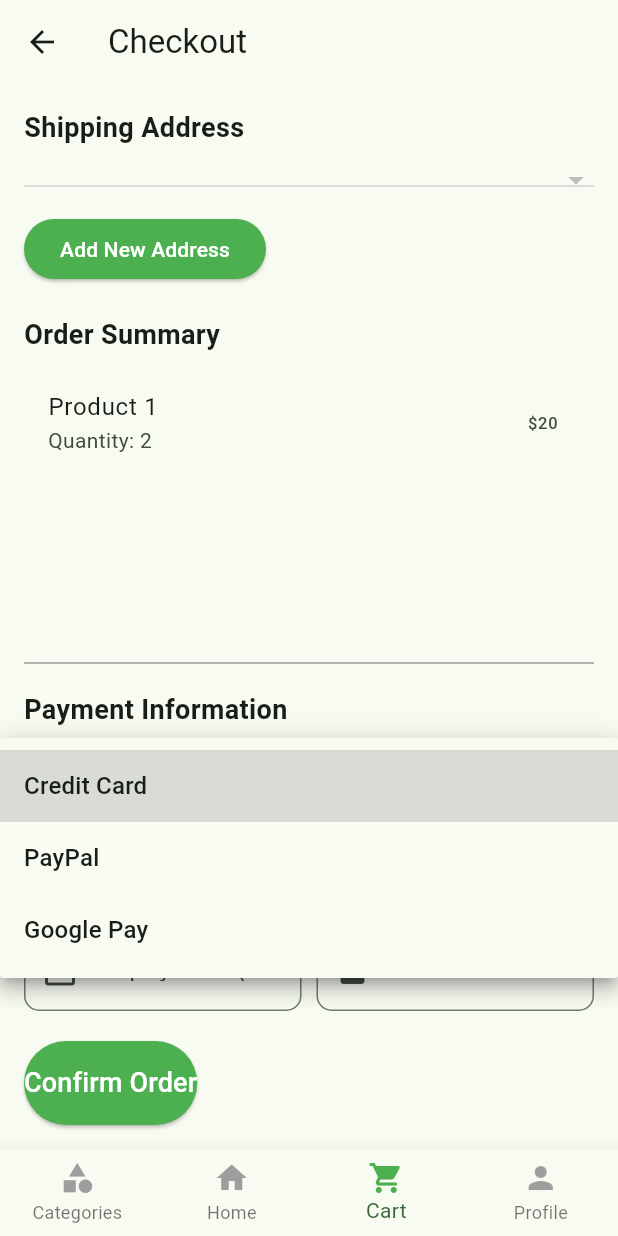
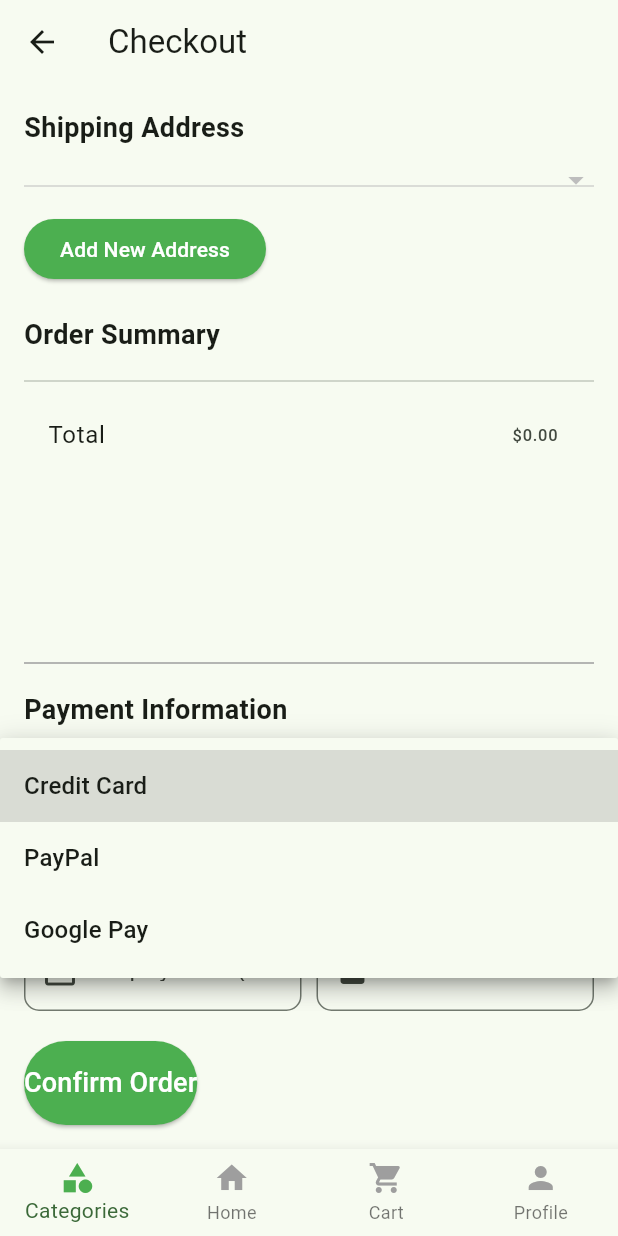
Before and after one commit to tahmidkhanshuvo/TekVend, a Flutter app: the CheckoutPage screen opened by its route, after a tap on "Credit Card", on a phone screen of 412 x 824 dp. Run offline on Flutter 3.47's test engine with Material 3 defaults, Android fonts, the phone set to English and light mode, and no system bars; our stand-ins replace cloud_firestore, firebase_auth, firebase_core, firebase_storage, font_awesome_flutter, get and 4 more; accounts and stored records are empty.

Commit message:
CartController used in Details page

```diff
--- /dev/null
+++ b/lib/controllers/cartcontroller.dart
@@ -0,0 +1,52 @@
+import 'package:get/get.dart';
+import 'package:shared_preferences/shared_preferences.dart';
+import 'dart:convert';
+
+class CartController extends GetxController {
+  var cartProducts = <Map<String, dynamic>>[].obs;
+  var totalPrice = 0.0.obs;
+
+  @override
+  void onInit() {
+    super.onInit();
+    loadCartItems();
+  }
+
+  Future<void> loadCartItems() async {
+    final prefs = await SharedPreferences.getInstance();
+    final cartItems = prefs.getStringList('cartItems') ?? [];
+    cartProducts.value = cartItems.map((item) => json.decode(item) as Map<String, dynamic>).toList();
+    updateTotalPrice();
+  }
+
+  Future<void> saveCartItems() async {
+    final prefs = await SharedPreferences.getInstance();
+    final cartItems = cartProducts.map((item) => json.encode(item)).toList();
+    await prefs.setStringList('cartItems', cartItems);
+  }
+
+  void addProduct(Map<String, dynamic> product) {
+    cartProducts.add(product);
+    updateTotalPrice();
+    saveCartItems();
+  }
+
+  void removeProduct(int index) {
+    cartProducts.removeAt(index);
+    updateTotalPrice();
+    saveCartItems();
+  }
+
+  void updateProductQuantity(int index, int quantity) {
+    cartProducts[index]['quantity'] = quantity;
+    updateTotalPrice();
+    saveCartItems();
+  }
+
+  void updateTotalPrice() {
+    totalPrice.value = cartProducts.fold(
+      0.0,
+          (sum, item) => sum + (item['price'] * item['quantity']),
+    );
+  }
+}
--- a/lib/pages.dart
+++ b/lib/pages.dart
@@ -18,6 +18,7 @@ export 'controllers/product.dart';
 export 'controllers/upload.dart';
 export 'controllers/user.dart';
 export 'controllers/address.dart';
+export 'controllers/cartcontroller.dart';
 
 export 'auth screen/sign_up_screen.dart';
 export 'auth screen/sign_in_screen.dart';
--- a/lib/shopping/checkout.dart
+++ b/lib/shopping/checkout.dart
@@ -1,13 +1,23 @@
 import '../pages.dart';
 
-class CheckoutPage extends StatelessWidget {
-  final UserController userController = Get.find();
+class CheckoutPage extends StatefulWidget {
+  const CheckoutPage({Key? key}) : super(key: key);
+
+  @override
+  _CheckoutPageState createState() => _CheckoutPageState();
+}
+
+class _CheckoutPageState extends State<CheckoutPage> {
+  final CartController cartController = Get.find<CartController>();
+  final UserController userController = Get.put(UserController());
 
   int _selectedIndex = 2;
 
   void _onItemTapped(int index) {
     if (_selectedIndex != index) {
+      setState(() {
         _selectedIndex = index;
+      });
       switch (index) {
         case 0:
           Get.toNamed('/categories');
@@ -16,7 +26,6 @@ class CheckoutPage extends StatelessWidget {
           Get.toNamed('/home');
           break;
         case 2:
-        // Optional: Add logic for the current screen (CheckoutPage)
           break;
         case 3:
           Get.toNamed('/profile');
@@ -45,7 +54,9 @@ class CheckoutPage extends StatelessWidget {
                 items: userController.addresses.map((address) {
                   return DropdownMenuItem<Map<String, String>>(
                     value: address,
-                    child: Text('${address['address']}, ${address['city']}, ${address['state']}, ${address['zip']}'),
+                    child: Text(
+                      '${address['address'] ?? ''}, ${address['city'] ?? ''}, ${address['state'] ?? ''}, ${address['zip'] ?? ''}',
+                    ),
                   );
                 }).toList(),
                 onChanged: (newAddress) {
@@ -76,29 +87,26 @@ class CheckoutPage extends StatelessWidget {
             const SizedBox(height: 20),
             const Text('Order Summary', style: TextStyle(fontSize: 18, fontWeight: FontWeight.bold)),
             const SizedBox(height: 10),
-            // Placeholder for order summary details
             Expanded(
               child: SingleChildScrollView(
-                child: Column(
+                child: Obx(() {
+                  return Column(
                     children: [
-                    // Replace with your order summary details here
-                    ListTile(
-                      title: Text('Product 1'),
-                      subtitle: Text('Quantity: 2'),
-                      trailing: Text('\$20'),
-                    ),
-                    ListTile(
-                      title: Text('Product 2'),
-                      subtitle: Text('Quantity: 1'),
-                      trailing: Text('\$15'),
-                    ),
+                      ...cartController.cartProducts.map((product) {
+                        return ListTile(
+                          title: Text(product['productName'] ?? ''),
+                          subtitle: Text('Quantity: ${product['quantity']}'),
+                          trailing: Text('\$${product['quantity'] * product['price']}'),
+                        );
+                      }).toList(),
                       const Divider(),
                       ListTile(
-                      title: Text('Total'),
-                      trailing: Text('\$35'),
+                        title: const Text('Total'),
+                        trailing: Text('\$${cartController.totalPrice.toStringAsFixed(2)}'),
                       ),
                     ],
-                ),
+                  );
+                }),
               ),
             ),
             const Spacer(),
```
Also changed, not shown: lib/home page/details.dart (+3 -7 lines), lib/shopping/cart.dart (+16 -60 lines). Lines whose indentation alone changed are shown as unchanged.
